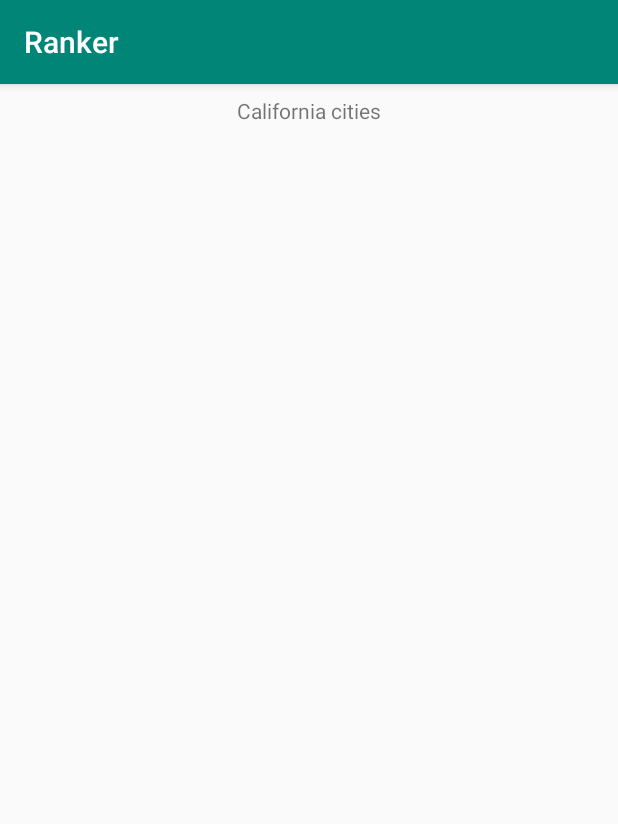
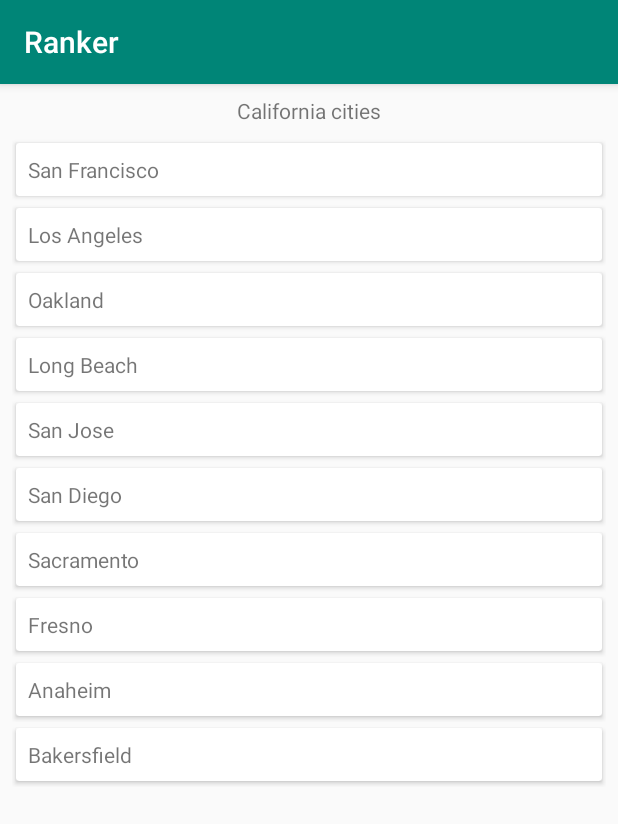
Before and after one commit to nrloyd/Ranker, an Android app: the screen it shows after launch (RankerActivity before the commit, ResultsActivity after it), after a tap on "California cities", on a phone screen of 412 x 824 dp. Shown: the top 824 px of the screen. Run offline under Robolectric (Android 15) with nearby library versions, the phone set to English and light mode, and no system bars; 3 other taps on this screen came first.

Commit message:
Populate ranker screen with group name and list of elements

```diff
--- a/app/build.gradle
+++ b/app/build.gradle
@@ -27,4 +27,8 @@ dependencies {
     testImplementation 'junit:junit:4.12'
     androidTestImplementation 'androidx.test.ext:junit:1.1.1'
     androidTestImplementation 'androidx.test.espresso:espresso-core:3.2.0'
+    androidTestImplementation 'androidx.test:core:1.2.0'
+    androidTestImplementation 'androidx.test:rules:1.2.0'
+    androidTestImplementation 'androidx.test.ext:junit:1.1.1'
+    androidTestImplementation 'androidx.test.espresso:espresso-contrib:3.1.1'
 }
--- a/app/src/main/AndroidManifest.xml
+++ b/app/src/main/AndroidManifest.xml
@@ -9,7 +9,7 @@
         android:roundIcon="@mipmap/ic_launcher_round"
         android:supportsRtl="true"
         android:theme="@style/AppTheme">
-        <activity android:name=".RankerActivity"></activity>
+        <activity android:name=".ResultsActivity"></activity>
         <activity
             android:name=".MainActivity"
             android:label="@string/app_name"
--- a/app/src/main/java/com/example/ranker/DataManager.java
+++ b/app/src/main/java/com/example/ranker/DataManager.java
@@ -23,7 +23,7 @@ public class DataManager {
     private void initializeExampleGroups() {
         String[] group1 = {"Ravens", "Bengals", "Browns", "Steelers"};
         mGroups.add(new RankGroup("AFC North", group1));
-        String[] group2 = {"Justin, JC, Chris, Joey, Lance"};
+        String[] group2 = {"Justin", "JC", "Chris", "Joey", "Lance"};
         mGroups.add(new RankGroup("NSYNC members", group2));
         String[] group3 =
                 {"San Francisco", "Los Angeles", "Oakland", "Long Beach", "San Jose",
--- /dev/null
+++ b/app/src/main/java/com/example/ranker/GroupRecyclerAdapter.java
@@ -0,0 +1,65 @@
+package com.example.ranker;
+
+import android.content.Context;
+import android.content.Intent;
+import android.view.LayoutInflater;
+import android.view.View;
+import android.view.ViewGroup;
+import android.widget.TextView;
+
+import androidx.annotation.NonNull;
+import androidx.recyclerview.widget.RecyclerView;
+
+import java.util.List;
+
+public class GroupRecyclerAdapter extends RecyclerView.Adapter<GroupRecyclerAdapter.ViewHolder> {
+
+    private final Context context;
+    private final List<RankGroup> groups;
+    private final LayoutInflater layoutInflater;
+
+    public GroupRecyclerAdapter(Context context, List<RankGroup> groups) {
+        this.context = context;
+        this.groups = groups;
+        this.layoutInflater = LayoutInflater.from(context);
+    }
+
+    @NonNull
+    @Override
+    public ViewHolder onCreateViewHolder(@NonNull ViewGroup parent, int viewType) {
+        View itemView = layoutInflater.inflate(R.layout.item_group_list, parent, false);
+        return new ViewHolder(itemView);
+    }
+
+    @Override
+    public void onBindViewHolder(@NonNull ViewHolder holder, int position) {
+        RankGroup group = groups.get(position);
+        holder.textTitle.setText(group.getTitle());
+        holder.currentPosition = position;
+    }
+
+    @Override
+    public int getItemCount() {
+        return groups.size();
+    }
+
+    public class ViewHolder extends RecyclerView.ViewHolder {
+
+        public final TextView textTitle;
+        public int currentPosition;
+
+        public ViewHolder(@NonNull View itemView) {
+            super(itemView);
+            textTitle = (TextView) itemView.findViewById(R.id.text_title);
+
+            itemView.setOnClickListener(new View.OnClickListener() {
+                @Override
+                public void onClick(View v) {
+                    Intent intent = new Intent(context, ResultsActivity.class);
+                    intent.putExtra(ResultsActivity.GROUP_INFO, currentPosition);
+                    context.startActivity(intent);
+                }
+            });
+        }
+    }
+}
--- a/app/src/main/java/com/example/ranker/MainActivity.java
+++ b/app/src/main/java/com/example/ranker/MainActivity.java
@@ -8,6 +8,8 @@ import com.google.android.material.snackbar.Snackbar;
 
 import androidx.appcompat.app.AppCompatActivity;
 import androidx.appcompat.widget.Toolbar;
+import androidx.recyclerview.widget.LinearLayoutManager;
+import androidx.recyclerview.widget.RecyclerView;
 
 import android.view.View;
 import android.view.Menu;
@@ -19,6 +21,8 @@ import android.widget.ListView;
 import java.util.List;
 
 public class MainActivity extends AppCompatActivity {
+
+    private GroupRecyclerAdapter groupRecyclerAdapter;
 
     @Override
     protected void onCreate(Bundle savedInstanceState) {
@@ -39,27 +43,24 @@ public class MainActivity extends AppCompatActivity {
         initializeDisplayContent();
     }
 
+    @Override
+    protected void onResume() {
+        super.onResume();
+        groupRecyclerAdapter.notifyDataSetChanged();
+    }
+
     private void initializeDisplayContent() {
 
         //populate list with group names
-        final ListView listGroups = findViewById(R.id.list_groups);
+        //final ListView listGroups = findViewById(R.id.list_groups);
+        final RecyclerView recyclerGroups = (RecyclerView) findViewById(R.id.list_groups);
+        final LinearLayoutManager groupsLayoutManager = new LinearLayoutManager(this);
+        recyclerGroups.setLayoutManager(groupsLayoutManager);
 
         List<RankGroup> groups = DataManager.getInstance().getGroups();
-        ArrayAdapter<RankGroup> adapterGroups = new ArrayAdapter<>(this,
-                android.R.layout.simple_list_item_1, groups);
 
-        listGroups.setAdapter(adapterGroups);
-
-        //set onclick for each item
-        listGroups.setOnItemClickListener(new AdapterView.OnItemClickListener() {
-            @Override
-            public void onItemClick(AdapterView<?> parent, View view, int position, long id) {
-                Intent intent = new Intent(MainActivity.this, RankerActivity.class);
-                RankGroup group = (RankGroup) listGroups.getItemAtPosition(position);
-                intent.putExtra(RankerActivity.GROUP_INFO, group);
-                startActivity(intent);
-            }
-        });
+        groupRecyclerAdapter = new GroupRecyclerAdapter(this, groups);
+        recyclerGroups.setAdapter(groupRecyclerAdapter);
     }
 
     @Override
--- /dev/null
+++ b/app/src/main/java/com/example/ranker/RankedListRecyclerAdapter.java
@@ -0,0 +1,69 @@
+package com.example.ranker;
+
+import android.content.Context;
+import android.content.Intent;
+import android.view.LayoutInflater;
+import android.view.View;
+import android.view.ViewGroup;
+import android.widget.TextView;
+
+import androidx.annotation.NonNull;
+import androidx.recyclerview.widget.RecyclerView;
+
+import java.util.List;
+
+public class RankedListRecyclerAdapter extends RecyclerView.Adapter<RankedListRecyclerAdapter.ViewHolder> {
+
+    private final Context context;
+    private final List<String> items;
+    private final LayoutInflater layoutInflater;
+
+
+    public RankedListRecyclerAdapter(Context context, List<String> items) {
+        this.context = context;
+        this.items = items;
+        this.layoutInflater = LayoutInflater.from(context);
+    }
+
+    @NonNull
+    @Override
+    public ViewHolder onCreateViewHolder(@NonNull ViewGroup parent, int viewType) {
+        View itemView = layoutInflater.inflate(R.layout.item_ranked_list, parent, false);
+        return new ViewHolder(itemView);
+    }
+
+    @Override
+    public void onBindViewHolder(@NonNull ViewHolder holder, int position) {
+        String item = items.get(position);
+        holder.textTitle.setText(item);
+        holder.currentPosition = position;
+
+    }
+
+    @Override
+    public int getItemCount() {
+        return items.size();
+    }
+
+    public class ViewHolder extends RecyclerView.ViewHolder {
+
+
+        public final TextView textTitle;
+        public int currentPosition;
+
+        public ViewHolder(@NonNull View itemView) {
+            super(itemView);
+            textTitle = (TextView) itemView.findViewById(R.id.item_text);
+
+            itemView.setOnClickListener(new View.OnClickListener() {
+                @Override
+                public void onClick(View v) {
+                    Intent intent = new Intent(context, ResultsActivity.class);
+                    intent.putExtra(ResultsActivity.GROUP_INFO, currentPosition);
+                    context.startActivity(intent);
+                }
+            });
+
+        }
+    }
+}
--- a/app/src/main/java/com/example/ranker/RankerActivity.java
+++ /dev/null
@@ -1,33 +0,0 @@
-package com.example.ranker;
-
-import androidx.appcompat.app.AppCompatActivity;
-
-import android.content.Intent;
-import android.os.Bundle;
-import android.widget.TextView;
-
-public class RankerActivity extends AppCompatActivity {
-    public static final String GROUP_INFO = "com.example.ranker.GROUP_INFO";
-    private RankGroup mGroup;
-
-    @Override
-    protected void onCreate(Bundle savedInstanceState) {
-        super.onCreate(savedInstanceState);
-        setContentView(R.layout.activity_ranker);
-
-        initializeDisplayContent();
-
-        TextView textView = findViewById(R.id.textView);
-
-        displayGroup(textView);
-    }
-
-    private void displayGroup(TextView textView) {
-        textView.setText(mGroup.getTitle());
-    }
-
-    private void initializeDisplayContent() {
-        Intent intent = getIntent();
-        mGroup = intent.getParcelableExtra(GROUP_INFO);
-    }
-}
--- /dev/null
+++ b/app/src/main/java/com/example/ranker/ResultsActivity.java
@@ -0,0 +1,56 @@
+package com.example.ranker;
+
+import androidx.appcompat.app.AppCompatActivity;
+import androidx.recyclerview.widget.LinearLayoutManager;
+import androidx.recyclerview.widget.RecyclerView;
+
+import android.content.Intent;
+import android.os.Bundle;
+import android.util.Log;
+import android.widget.TextView;
+
+import java.util.ArrayList;
+import java.util.Arrays;
+import java.util.List;
+
+public class ResultsActivity extends AppCompatActivity {
+    private final String TAG = getClass().getSimpleName();
+    public static final String GROUP_INFO = "com.example.ranker.GROUP_INFO";
+    public static final int GROUP_POSITION = -1;
+    private int groupPosition;
+    private RankGroup mGroup;
+
+    @Override
+    protected void onCreate(Bundle savedInstanceState) {
+        super.onCreate(savedInstanceState);
+        setContentView(R.layout.activity_results);
+
+        initializeDisplayContent();
+
+        TextView textView = findViewById(R.id.group_title);
+
+        displayGroup(textView);
+    }
+
+    private void displayGroup(TextView textView) {
+        textView.setText(mGroup.getTitle());
+    }
+
+    private void initializeDisplayContent() {
+        //get group information from intent
+        Intent intent = getIntent();
+        groupPosition = intent.getIntExtra(GROUP_INFO, GROUP_POSITION);
+        Log.d(TAG, "GROUP_INFO: " + GROUP_INFO);
+        mGroup = DataManager.getInstance().getGroups().get(groupPosition);
+
+        //populate list with items
+        final RecyclerView recyclerItems = (RecyclerView) findViewById(R.id.ranked_list);
+        final LinearLayoutManager itemsLayoutManager = new LinearLayoutManager(this);
+        recyclerItems.setLayoutManager(itemsLayoutManager);
+
+        List<String> items = new ArrayList<String>(Arrays.asList(mGroup.getStrings()));
+
+        RankedListRecyclerAdapter rankedListRecyclerAdapter = new RankedListRecyclerAdapter(this, items);
+        recyclerItems.setAdapter(rankedListRecyclerAdapter);
+    }
+}
--- a/app/src/main/res/layout/activity_ranker.xml
+++ b/app/src/main/res/layout/activity_results.xml
@@ -4,10 +4,10 @@
     xmlns:tools="http://schemas.android.com/tools"
     android:layout_width="match_parent"
     android:layout_height="match_parent"
-    tools:context=".RankerActivity">
+    tools:context=".ResultsActivity">
 
     <TextView
-        android:id="@+id/textView"
+        android:id="@+id/group_title"
         android:layout_width="wrap_content"
         android:layout_height="wrap_content"
         android:layout_marginStart="8dp"
@@ -18,4 +18,19 @@
         app:layout_constraintEnd_toEndOf="parent"
         app:layout_constraintStart_toStartOf="parent"
         app:layout_constraintTop_toTopOf="parent" />
+
+    <androidx.recyclerview.widget.RecyclerView
+        android:id="@+id/ranked_list"
+        android:layout_width="0dp"
+        android:layout_height="0dp"
+        android:layout_marginStart="8dp"
+        android:layout_marginTop="8dp"
+        android:layout_marginEnd="8dp"
+        android:layout_marginBottom="8dp"
+        app:layout_constraintBottom_toBottomOf="parent"
+        app:layout_constraintEnd_toEndOf="parent"
+        app:layout_constraintStart_toStartOf="parent"
+        app:layout_constraintTop_toBottomOf="@+id/group_title"
+        tools:listitem="@layout/item_ranked_list" />
+
 </androidx.constraintlayout.widget.ConstraintLayout>
--- a/app/src/main/res/layout/content_main.xml
+++ b/app/src/main/res/layout/content_main.xml
@@ -8,7 +8,7 @@
     tools:context=".MainActivity"
     tools:showIn="@layout/activity_main">
 
-    <ListView
+    <androidx.recyclerview.widget.RecyclerView
         android:id="@+id/list_groups"
         android:layout_width="0dp"
         android:layout_height="0dp"
@@ -19,5 +19,7 @@
         app:layout_constraintBottom_toBottomOf="parent"
         app:layout_constraintEnd_toEndOf="parent"
         app:layout_constraintStart_toStartOf="parent"
-        app:layout_constraintTop_toTopOf="parent" />
+        app:layout_constraintTop_toTopOf="parent"
+        tools:listitem="@layout/item_group_list" />
+
 </androidx.constraintlayout.widget.ConstraintLayout>
--- /dev/null
+++ b/app/src/main/res/layout/item_ranked_list.xml
@@ -0,0 +1,20 @@
+<?xml version="1.0" encoding="utf-8"?>
+<FrameLayout xmlns:android="http://schemas.android.com/apk/res/android"
+    xmlns:app="http://schemas.android.com/apk/res-auto"
+    android:layout_width="match_parent"
+    android:layout_height="wrap_content">
+
+    <androidx.cardview.widget.CardView
+        android:id="@+id/item_card"
+        android:layout_width="match_parent"
+        android:layout_height="wrap_content"
+        app:cardUseCompatPadding="true"
+        app:contentPadding="8dp">
+
+        <TextView
+            android:id="@+id/item_text"
+            android:layout_width="match_parent"
+            android:layout_height="wrap_content"
+            android:text="TextView" />
+    </androidx.cardview.widget.CardView>
+</FrameLayout>
--- a/build.gradle
+++ b/build.gradle
@@ -7,7 +7,7 @@ buildscript {
 
     }
     dependencies {
-        classpath 'com.android.tools.build:gradle:3.5.2'
+        classpath 'com.android.tools.build:gradle:3.6.0'
 
         // NOTE: Do not place your application dependencies here; they belong
         // in the individual module build.gradle files
```
Also changed, not shown: app/src/main/res/layout/item_group_list.xml (added, +20 -0 lines), gradle/wrapper/gradle-wrapper.properties, 2 other files.
